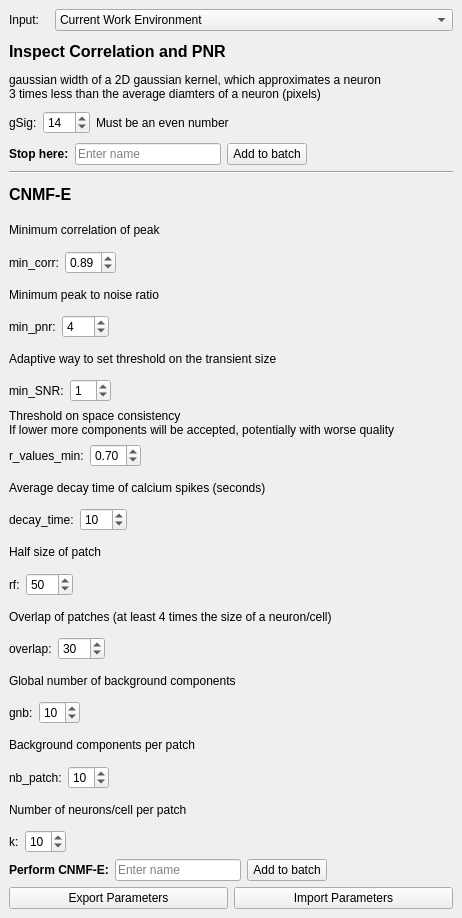
This is viewer/modules/ui_files/cnmfe_pytemplate.ui in kushalkolar/MESmerize as Qt 5 draws it before an edit. The edited form follows.
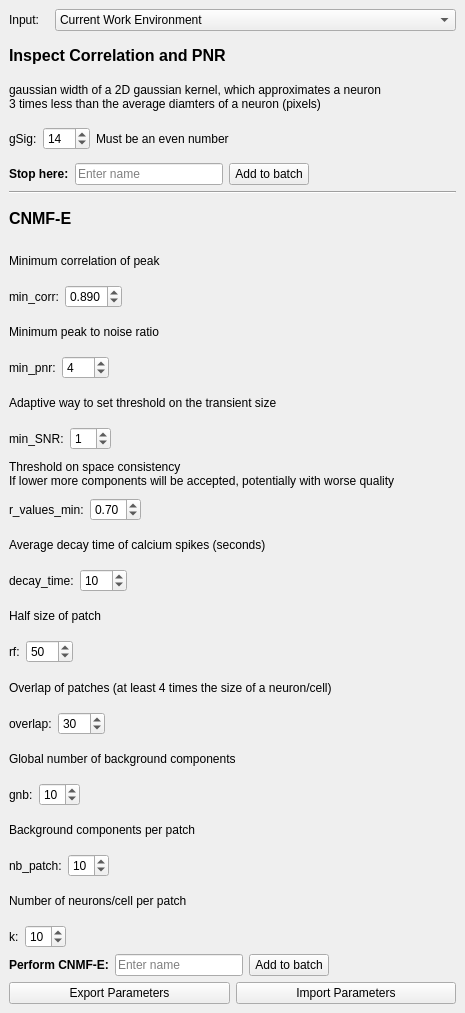
This is the edited form.

Commit message: 3 decimal places for min cor in CNMFE gui module. Update cnmfe_pytemplate.py and cnmfe_pytemplate.ui

What changed in the file:
```diff
--- a/viewer/modules/ui_files/cnmfe_pytemplate.ui
+++ b/viewer/modules/ui_files/cnmfe_pytemplate.ui
@@ -9,8 +9,8 @@
    <rect>
     <x>0</x>
     <y>0</y>
-    <width>462</width>
-    <height>918</height>
+    <width>465</width>
+    <height>1013</height>
    </rect>
   </property>
   <property name="floating">
@@ -276,6 +276,9 @@
       </item>
       <item>
        <widget class="QDoubleSpinBox" name="doubleSpinBoxMinCorr">
+        <property name="decimals">
+         <number>3</number>
+        </property>
         <property name="maximum">
          <double>1.000000000000000</double>
         </property>
```
Left out of the diff: 4 changed lines with no effect on the pictures. The commit also changes 1 other file.
